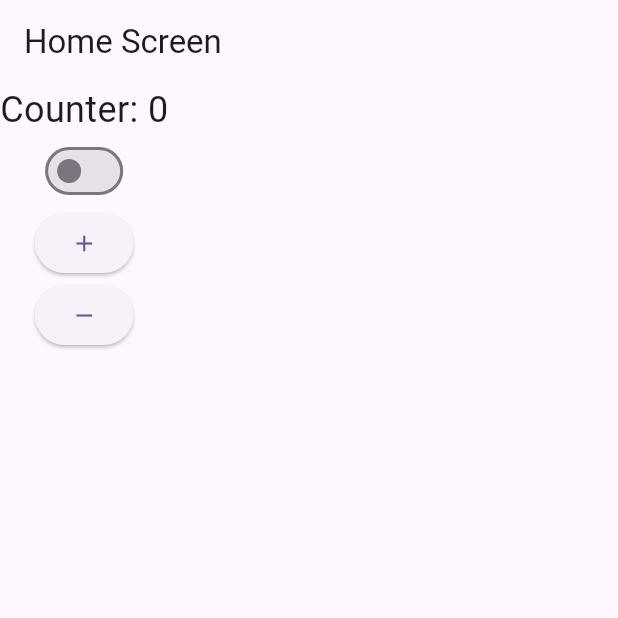
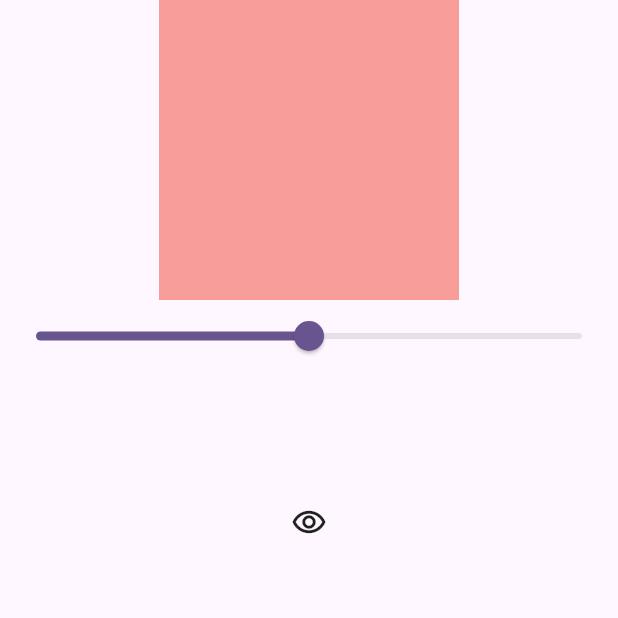
Before and after one commit to TaufeeqAhmad123/riverpod, a Flutter app: the screen it shows after launch, on a phone screen of 412 x 824 dp, the top half of it. Run offline on Flutter 3.47's test engine with Material 3 defaults, Android fonts, the phone set to English and light mode, and no system bars; our stand-ins replace flutter_riverpod.

Commit message:
multi state provider example

```diff
--- a/riverpod/lib/main.dart
+++ b/riverpod/lib/main.dart
@@ -1,6 +1,7 @@
 import 'package:flutter/material.dart';
 import 'package:flutter_riverpod/flutter_riverpod.dart';
 import 'package:riverpod_state/home_screen.dart';
+import 'package:riverpod_state/multi_state_screen.dart';
 
 void main() {
   runApp(const MyApp());
@@ -18,7 +19,7 @@ class MyApp extends StatelessWidget {
         theme: ThemeData(
           colorScheme: ColorScheme.fromSeed(seedColor: Colors.deepPurple),
         ),
-        home: HomeScreen(),
+        home: MultiStateScreen(),
       ),
     );
   }
--- /dev/null
+++ b/riverpod/lib/multi_state_screen.dart
@@ -0,0 +1,81 @@
+import 'package:flutter/material.dart';
+import 'package:flutter_riverpod/flutter_riverpod.dart';
+
+final sliderProvider = StateProvider<AppState>((ref) {
+  return AppState(slider: .5, showPassword: false);
+});
+
+class AppState {
+  final double slider;
+  final bool showPassword;
+
+  AppState({required this.slider, required this.showPassword});
+
+  AppState copyWith({double? slider, bool? showPassword}) {
+    return AppState(
+      slider: slider ?? this.slider,
+      showPassword: showPassword ?? this.showPassword,
+    );
+  }
+}
+
+class MultiStateScreen extends ConsumerWidget {
+  const MultiStateScreen({super.key});
+
+  @override
+  Widget build(BuildContext context, WidgetRef ref) {
+    return Scaffold(
+      body: Column(
+        children: [
+          Consumer(
+            builder: (context, ref, child) {
+                  print("Build slider");
+              final slider = ref.watch(sliderProvider.select((state) => state.slider));
+              return Container(
+                height: 200,
+                width: 200,
+                color: Colors.red.withOpacity(slider),
+              );
+            },
+          ),
+          Consumer(
+            builder: (context, ref, child) {
+              final slider = ref.watch(sliderProvider);
+              return Slider(
+                value: slider.slider,
+                onChanged: (value) {
+                  final stateProvider = ref.read(sliderProvider.notifier);
+                  stateProvider.state = stateProvider.state.copyWith(
+                    slider: value,
+                  );
+                },
+              );
+            },
+          ),
+          Consumer(
+
+            builder: (context, ref, child) {
+              print("Build Eye");
+              final show = ref.watch(sliderProvider.select((state) => state.showPassword));
+              return InkWell(
+                onTap: () {
+                  final stateProvider = ref.read(sliderProvider.notifier);
+                  stateProvider.state = stateProvider.state.copyWith(
+                    showPassword: !show,
+                  );
+                },
+                child: Container(
+                  height: 200,
+                  width: 200,
+                  child: show
+                      ? Icon(Icons.remove_red_eye)
+                      : Icon(Icons.remove_red_eye_outlined),
+                ),
+              );
+            },
+          ),
+        ],
+      ),
+    );
+  }
+}
```
